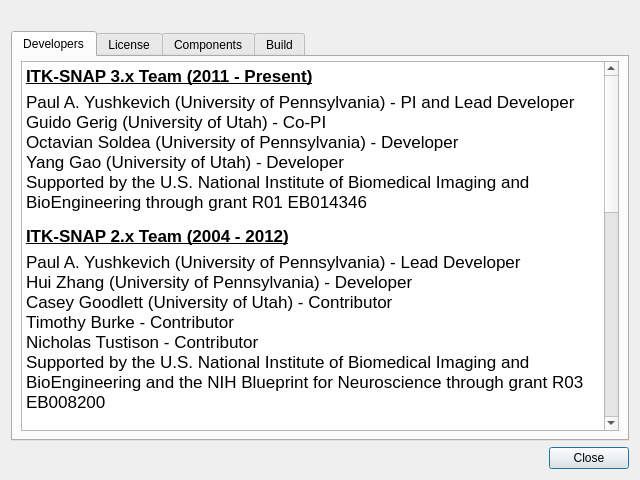
Before: the Qt Designer form GUI/Qt/Windows/AboutDialog.ui in pyushkevich/itksnap, drawn with Qt 5.
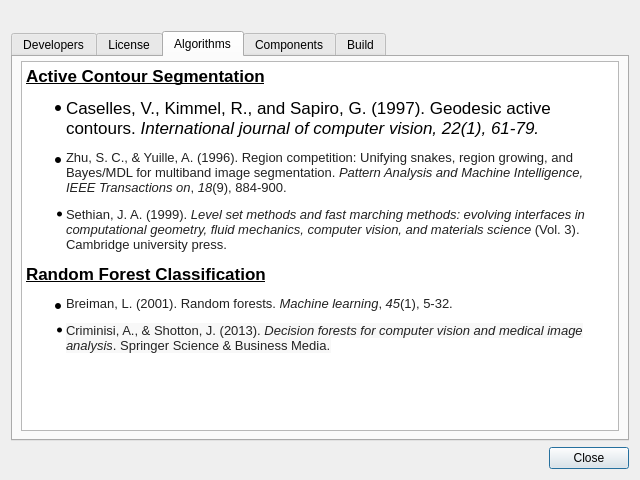
After: the same form once the commit is applied. The open tabs and pages were chosen to show the change. Icons and pictures are not drawn. Custom widgets are drawn as their Qt base class.

Commit message: Improved RF GUI, added tree depth option, and added references to algorithms

Patch:
```diff
--- a/GUI/Qt/Windows/AboutDialog.ui
+++ b/GUI/Qt/Windows/AboutDialog.ui
@@ -45,17 +45,17 @@
           <string>&lt;!DOCTYPE HTML PUBLIC &quot;-//W3C//DTD HTML 4.0//EN&quot; &quot;http://www.w3.org/TR/REC-html40/strict.dtd&quot;&gt;
 &lt;html&gt;&lt;head&gt;&lt;meta name=&quot;qrichtext&quot; content=&quot;1&quot; /&gt;&lt;style type=&quot;text/css&quot;&gt;
 p, li { white-space: pre-wrap; }
-&lt;/style&gt;&lt;/head&gt;&lt;body style=&quot; font-family:'Lucida Grande'; font-size:13pt; font-weight:400; font-style:normal;&quot;&gt;
-&lt;p style=&quot; margin-top:0px; margin-bottom:0px; margin-left:0px; margin-right:0px; -qt-block-indent:0; text-indent:0px;&quot;&gt;&lt;span style=&quot; font-weight:600; text-decoration: underline;&quot;&gt;ITK-SNAP 3.x Team (2011 - Present)&lt;/span&gt;&lt;/p&gt;
-&lt;p style=&quot; margin-top:6px; margin-bottom:12px; margin-left:0px; margin-right:0px; -qt-block-indent:0; text-indent:0px;&quot;&gt;Paul A. Yushkevich (University of Pennsylvania) - PI and Lead Developer &lt;br /&gt;Guido Gerig (University of Utah) - Co-PI &lt;br /&gt;Octavian Soldea (University of Pennsylvania) - Developer &lt;br /&gt;Yang Gao (University of Utah) - Developer &lt;br /&gt;Supported by the U.S. National Institute of Biomedical Imaging and BioEngineering through grant R01 EB014346 &lt;/p&gt;
-&lt;p style=&quot; margin-top:14px; margin-bottom:0px; margin-left:0px; margin-right:0px; -qt-block-indent:0; text-indent:0px;&quot;&gt;&lt;span style=&quot; font-weight:600; text-decoration: underline;&quot;&gt;ITK-SNAP 2.x Team (2004 - 2012)&lt;/span&gt;&lt;/p&gt;
-&lt;p style=&quot; margin-top:6px; margin-bottom:12px; margin-left:0px; margin-right:0px; -qt-block-indent:0; text-indent:0px;&quot;&gt;Paul A. Yushkevich (University of Pennsylvania) - Lead Developer &lt;br /&gt;Hui Zhang (University of Pennsylvania) - Developer &lt;br /&gt;Casey Goodlett (University of Utah) - Contributor &lt;br /&gt;Timothy Burke - Contributor &lt;br /&gt;Nicholas Tustison - Contributor &lt;br /&gt;Supported by the U.S. National Institute of Biomedical Imaging and BioEngineering and the NIH Blueprint for Neuroscience through grant R03 EB008200 &lt;/p&gt;
-&lt;p style=&quot; margin-top:14px; margin-bottom:0px; margin-left:0px; margin-right:0px; -qt-block-indent:0; text-indent:0px;&quot;&gt;&lt;span style=&quot; font-weight:600; text-decoration: underline;&quot;&gt;SNAP/ITK Integration (2003-2004)&lt;/span&gt;&lt;/p&gt;
-&lt;p style=&quot; margin-top:6px; margin-bottom:12px; margin-left:0px; margin-right:0px; -qt-block-indent:0; text-indent:0px;&quot;&gt;Paul A. Yushkevich (University of Pennsylvania) - Technical Director &lt;br /&gt;Daniel S. Fritsch - Contract PI &lt;br /&gt;Guido Gerig (University of Utah) - Scientific Director &lt;br /&gt;Stephen R. Aylward (Kitware) - Consultant &lt;br /&gt;Supported by the U.S. National Library of Medicine through PO 467-MZ-202446-1 &lt;/p&gt;
-&lt;p style=&quot; margin-top:14px; margin-bottom:0px; margin-left:0px; margin-right:0px; -qt-block-indent:0; text-indent:0px;&quot;&gt;&lt;span style=&quot; font-weight:600; text-decoration: underline;&quot;&gt;Original SNAP/IRIS Team (199x - 2003)&lt;/span&gt;&lt;/p&gt;
-&lt;p style=&quot; margin-top:6px; margin-bottom:12px; margin-left:0px; margin-right:0px; -qt-block-indent:0; text-indent:0px;&quot;&gt;Guido Gerig (University of Utah) - Scientific Director &lt;br /&gt;Silvio Turello, Joachim Schlegel, Gabor Szekely (ETH Zurich) - Original AVS Module &lt;br /&gt;Chris Wynn, Arun Neelamkavil, David Gregg, Eric Larsen, Sanjay Sthapit (UNC Chapel Hill) - IRIS 1999 Project &lt;br /&gt;Sean Ho, Ashraf Farrag, Amy Henderson, Robin Munesato, Ming Yu (UNC Chapel Hill) - IRIS 2000 Project &lt;br /&gt;Nathan Moon, Thorsten Scheuermann, Konstantin Bobkov, Nathan Talbert, Yongjik Kim (UNC Chapel Hill) - SnAP 2002 Project &lt;br /&gt;Pierre Fillard (UNC Chapel Hill) - SnAP-VTK Integration &lt;/p&gt;
-&lt;p style=&quot; margin-top:14px; margin-bottom:0px; margin-left:0px; margin-right:0px; -qt-block-indent:0; text-indent:0px;&quot;&gt;&lt;span style=&quot; font-weight:600; text-decoration: underline;&quot;&gt;Special Thanks&lt;/span&gt;&lt;/p&gt;
-&lt;p style=&quot; margin-top:6px; margin-bottom:12px; margin-left:0px; margin-right:0px; -qt-block-indent:0; text-indent:0px;&quot;&gt;Terry S. Yoo (NLM) &lt;br /&gt;Zohara Cohen (NIBIB) &lt;br /&gt;Luis Ibanez (Kitware) &lt;br /&gt;Joshua Cates (University of Utah) &lt;br /&gt;James C. Gee (University of Pennsylvania) &lt;br /&gt;All who generously contribute to ITK, VTK, FLTK, and SNAP &lt;/p&gt;&lt;/body&gt;&lt;/html&gt;</string>
+&lt;/style&gt;&lt;/head&gt;&lt;body style=&quot; font-family:'.Helvetica Neue DeskInterface'; font-size:13pt; font-weight:400; font-style:normal;&quot;&gt;
+&lt;p style=&quot; margin-top:0px; margin-bottom:0px; margin-left:0px; margin-right:0px; -qt-block-indent:0; text-indent:0px;&quot;&gt;&lt;span style=&quot; font-family:'Lucida Grande'; font-weight:600; text-decoration: underline;&quot;&gt;ITK-SNAP 3.x Team (2011 - Present)&lt;/span&gt;&lt;/p&gt;
+&lt;p style=&quot; margin-top:6px; margin-bottom:12px; margin-left:0px; margin-right:0px; -qt-block-indent:0; text-indent:0px;&quot;&gt;&lt;span style=&quot; font-family:'Lucida Grande';&quot;&gt;Paul A. Yushkevich (University of Pennsylvania) - PI and Lead Developer &lt;br /&gt;Guido Gerig (University of Utah) - Co-PI &lt;br /&gt;Octavian Soldea (University of Pennsylvania) - Developer &lt;br /&gt;Yang Gao (University of Utah) - Developer &lt;br /&gt;Supported by the U.S. National Institute of Biomedical Imaging and BioEngineering through grant R01 EB014346 &lt;/span&gt;&lt;/p&gt;
+&lt;p style=&quot; margin-top:14px; margin-bottom:0px; margin-left:0px; margin-right:0px; -qt-block-indent:0; text-indent:0px;&quot;&gt;&lt;span style=&quot; font-family:'Lucida Grande'; font-weight:600; text-decoration: underline;&quot;&gt;ITK-SNAP 2.x Team (2004 - 2012)&lt;/span&gt;&lt;/p&gt;
+&lt;p style=&quot; margin-top:6px; margin-bottom:12px; margin-left:0px; margin-right:0px; -qt-block-indent:0; text-indent:0px;&quot;&gt;&lt;span style=&quot; font-family:'Lucida Grande';&quot;&gt;Paul A. Yushkevich (University of Pennsylvania) - Lead Developer &lt;br /&gt;Hui Zhang (University of Pennsylvania) - Developer &lt;br /&gt;Casey Goodlett (University of Utah) - Contributor &lt;br /&gt;Timothy Burke - Contributor &lt;br /&gt;Nicholas Tustison - Contributor &lt;br /&gt;Supported by the U.S. National Institute of Biomedical Imaging and BioEngineering and the NIH Blueprint for Neuroscience through grant R03 EB008200 &lt;/span&gt;&lt;/p&gt;
+&lt;p style=&quot; margin-top:14px; margin-bottom:0px; margin-left:0px; margin-right:0px; -qt-block-indent:0; text-indent:0px;&quot;&gt;&lt;span style=&quot; font-family:'Lucida Grande'; font-weight:600; text-decoration: underline;&quot;&gt;SNAP/ITK Integration (2003-2004)&lt;/span&gt;&lt;/p&gt;
+&lt;p style=&quot; margin-top:6px; margin-bottom:12px; margin-left:0px; margin-right:0px; -qt-block-indent:0; text-indent:0px;&quot;&gt;&lt;span style=&quot; font-family:'Lucida Grande';&quot;&gt;Paul A. Yushkevich (University of Pennsylvania) - Technical Director &lt;br /&gt;Daniel S. Fritsch - Contract PI &lt;br /&gt;Guido Gerig (University of Utah) - Scientific Director &lt;br /&gt;Stephen R. Aylward (Kitware) - Consultant &lt;br /&gt;Supported by the U.S. National Library of Medicine through PO 467-MZ-202446-1 &lt;/span&gt;&lt;/p&gt;
+&lt;p style=&quot; margin-top:14px; margin-bottom:0px; margin-left:0px; margin-right:0px; -qt-block-indent:0; text-indent:0px;&quot;&gt;&lt;span style=&quot; font-family:'Lucida Grande'; font-weight:600; text-decoration: underline;&quot;&gt;Original SNAP/IRIS Team (199x - 2003)&lt;/span&gt;&lt;/p&gt;
+&lt;p style=&quot; margin-top:6px; margin-bottom:12px; margin-left:0px; margin-right:0px; -qt-block-indent:0; text-indent:0px;&quot;&gt;&lt;span style=&quot; font-family:'Lucida Grande';&quot;&gt;Guido Gerig (University of Utah) - Scientific Director &lt;br /&gt;Silvio Turello, Joachim Schlegel, Gabor Szekely (ETH Zurich) - Original AVS Module &lt;br /&gt;Chris Wynn, Arun Neelamkavil, David Gregg, Eric Larsen, Sanjay Sthapit (UNC Chapel Hill) - IRIS 1999 Project &lt;br /&gt;Sean Ho, Ashraf Farrag, Amy Henderson, Robin Munesato, Ming Yu (UNC Chapel Hill) - IRIS 2000 Project &lt;br /&gt;Nathan Moon, Thorsten Scheuermann, Konstantin Bobkov, Nathan Talbert, Yongjik Kim (UNC Chapel Hill) - SnAP 2002 Project &lt;br /&gt;Pierre Fillard (UNC Chapel Hill) - SnAP-VTK Integration &lt;/span&gt;&lt;/p&gt;
+&lt;p style=&quot; margin-top:14px; margin-bottom:0px; margin-left:0px; margin-right:0px; -qt-block-indent:0; text-indent:0px;&quot;&gt;&lt;span style=&quot; font-family:'Lucida Grande'; font-weight:600; text-decoration: underline;&quot;&gt;Special Thanks&lt;/span&gt;&lt;/p&gt;
+&lt;p style=&quot; margin-top:6px; margin-bottom:12px; margin-left:0px; margin-right:0px; -qt-block-indent:0; text-indent:0px;&quot;&gt;&lt;span style=&quot; font-family:'Lucida Grande';&quot;&gt;Terry S. Yoo (NLM) &lt;br /&gt;Zohara Cohen (NIBIB) &lt;br /&gt;Luis Ibanez (Kitware) &lt;br /&gt;Joshua Cates (University of Utah) &lt;br /&gt;James C. Gee (University of Pennsylvania) &lt;br /&gt;All who generously contribute to ITK, VTK, FLTK, and SNAP &lt;/span&gt;&lt;/p&gt;&lt;/body&gt;&lt;/html&gt;</string>
          </property>
         </widget>
        </item>
@@ -83,6 +83,42 @@
        </item>
       </layout>
      </widget>
+     <widget class="QWidget" name="tab_5">
+      <attribute name="title">
+       <string>Algorithms</string>
+      </attribute>
+      <layout class="QVBoxLayout" name="verticalLayout_5">
+       <property name="leftMargin">
+        <number>8</number>
+       </property>
+       <property name="topMargin">
+        <number>4</number>
+       </property>
+       <property name="rightMargin">
+        <number>8</number>
+       </property>
+       <property name="bottomMargin">
+        <number>8</number>
+       </property>
+       <item>
+        <widget class="QTextBrowser" name="ouAlgorithms">
+         <property name="html">
+          <string>&lt;!DOCTYPE HTML PUBLIC &quot;-//W3C//DTD HTML 4.0//EN&quot; &quot;http://www.w3.org/TR/REC-html40/strict.dtd&quot;&gt;
+&lt;html&gt;&lt;head&gt;&lt;meta name=&quot;qrichtext&quot; content=&quot;1&quot; /&gt;&lt;style type=&quot;text/css&quot;&gt;
+p, li { white-space: pre-wrap; }
+&lt;/style&gt;&lt;/head&gt;&lt;body style=&quot; font-family:'.Helvetica Neue DeskInterface'; font-size:13pt; font-weight:400; font-style:normal;&quot;&gt;
+&lt;p style=&quot; margin-top:12px; margin-bottom:12px; margin-left:0px; margin-right:0px; -qt-block-indent:0; text-indent:0px;&quot;&gt;&lt;span style=&quot; font-weight:600; text-decoration: underline;&quot;&gt;Active Contour Segmentation&lt;/span&gt;&lt;/p&gt;
+&lt;ul style=&quot;margin-top: 0px; margin-bottom: 0px; margin-left: 0px; margin-right: 0px; -qt-list-indent: 1;&quot;&gt;&lt;li style=&quot; margin-top:12px; margin-bottom:12px; margin-left:0px; margin-right:0px; -qt-block-indent:0; text-indent:0px;&quot;&gt;Caselles, V., Kimmel, R., and Sapiro, G. (1997). Geodesic active contours. &lt;span style=&quot; font-style:italic;&quot;&gt;International journal of computer vision, 22(1), 61-79.&lt;/span&gt;&lt;/li&gt;
+&lt;li style=&quot; font-style:italic;&quot; style=&quot; margin-top:12px; margin-bottom:12px; margin-left:0px; margin-right:0px; -qt-block-indent:0; text-indent:0px;&quot;&gt;&lt;span style=&quot; font-family:'Arial,sans-serif'; font-size:13px; font-style:normal; color:#222222; background-color:#ffffff;&quot;&gt;Zhu, S. C., &amp;amp; Yuille, A. (1996). Region competition: Unifying snakes, region growing, and Bayes/MDL for multiband image segmentation. &lt;/span&gt;&lt;span style=&quot; font-family:'Arial,sans-serif'; font-size:13px; color:#222222; background-color:#ffffff;&quot;&gt;Pattern Analysis and Machine Intelligence, IEEE Transactions on&lt;/span&gt;&lt;span style=&quot; font-family:'Arial,sans-serif'; font-size:13px; font-style:normal; color:#222222; background-color:#ffffff;&quot;&gt;, &lt;/span&gt;&lt;span style=&quot; font-family:'Arial,sans-serif'; font-size:13px; color:#222222; background-color:#ffffff;&quot;&gt;18&lt;/span&gt;&lt;span style=&quot; font-family:'Arial,sans-serif'; font-size:13px; font-style:normal; color:#222222; background-color:#ffffff;&quot;&gt;(9), 884-900.&lt;/span&gt;&lt;/li&gt;
+&lt;li style=&quot; font-family:'Arial,sans-serif'; font-size:13px; color:#222222; background-color:#ffffff;&quot; style=&quot; margin-top:12px; margin-bottom:12px; margin-left:0px; margin-right:0px; -qt-block-indent:0; text-indent:0px;&quot;&gt;&lt;span style=&quot; font-size:13px;&quot;&gt;Sethian, J. A. (1999). &lt;/span&gt;&lt;span style=&quot; font-size:13px; font-style:italic;&quot;&gt;Level set methods and fast marching methods: evolving interfaces in computational geometry, fluid mechanics, computer vision, and materials science&lt;/span&gt;&lt;span style=&quot; font-size:13px;&quot;&gt; (Vol. 3). Cambridge university press.&lt;/span&gt;&lt;/li&gt;&lt;/ul&gt;
+&lt;p style=&quot; margin-top:12px; margin-bottom:12px; margin-left:0px; margin-right:0px; -qt-block-indent:0; text-indent:0px;&quot;&gt;&lt;span style=&quot; font-weight:600; text-decoration: underline;&quot;&gt;Random Forest Classification&lt;/span&gt;&lt;/p&gt;
+&lt;ul style=&quot;margin-top: 0px; margin-bottom: 0px; margin-left: 0px; margin-right: 0px; -qt-list-indent: 1;&quot;&gt;&lt;li style=&quot; margin-top:12px; margin-bottom:12px; margin-left:0px; margin-right:0px; -qt-block-indent:0; text-indent:0px;&quot;&gt;&lt;span style=&quot; font-family:'Arial,sans-serif'; font-size:13px; color:#222222; background-color:#ffffff;&quot;&gt;Breiman, L. (2001). Random forests. &lt;/span&gt;&lt;span style=&quot; font-family:'Arial,sans-serif'; font-size:13px; font-style:italic; color:#222222; background-color:#ffffff;&quot;&gt;Machine learning&lt;/span&gt;&lt;span style=&quot; font-family:'Arial,sans-serif'; font-size:13px; color:#222222; background-color:#ffffff;&quot;&gt;, &lt;/span&gt;&lt;span style=&quot; font-family:'Arial,sans-serif'; font-size:13px; font-style:italic; color:#222222; background-color:#ffffff;&quot;&gt;45&lt;/span&gt;&lt;span style=&quot; font-family:'Arial,sans-serif'; font-size:13px; color:#222222; background-color:#ffffff;&quot;&gt;(1), 5-32.&lt;/span&gt;&lt;/li&gt;
+&lt;li style=&quot; font-family:'Arial,sans-serif'; font-size:13px; color:#222222; background-color:#ffffff;&quot; style=&quot; margin-top:12px; margin-bottom:12px; margin-left:0px; margin-right:0px; -qt-block-indent:0; text-indent:0px;&quot;&gt;&lt;span style=&quot; font-size:13px; background-color:#f8f8f8;&quot;&gt;Criminisi, A., &amp;amp; Shotton, J. (2013). &lt;/span&gt;&lt;span style=&quot; font-size:13px; font-style:italic; background-color:#f8f8f8;&quot;&gt;Decision forests for computer vision and medical image analysis&lt;/span&gt;&lt;span style=&quot; font-size:13px; background-color:#f8f8f8;&quot;&gt;. Springer Science &amp;amp; Business Media.&lt;/span&gt;&lt;/li&gt;&lt;/ul&gt;&lt;/body&gt;&lt;/html&gt;</string>
+         </property>
+        </widget>
+       </item>
+      </layout>
+     </widget>
      <widget class="QWidget" name="tab_3">
       <attribute name="title">
        <string>Components</string>
```
Left out of the diff: 44 changed lines with no effect on the pictures. The commit also changes 14 other files.
